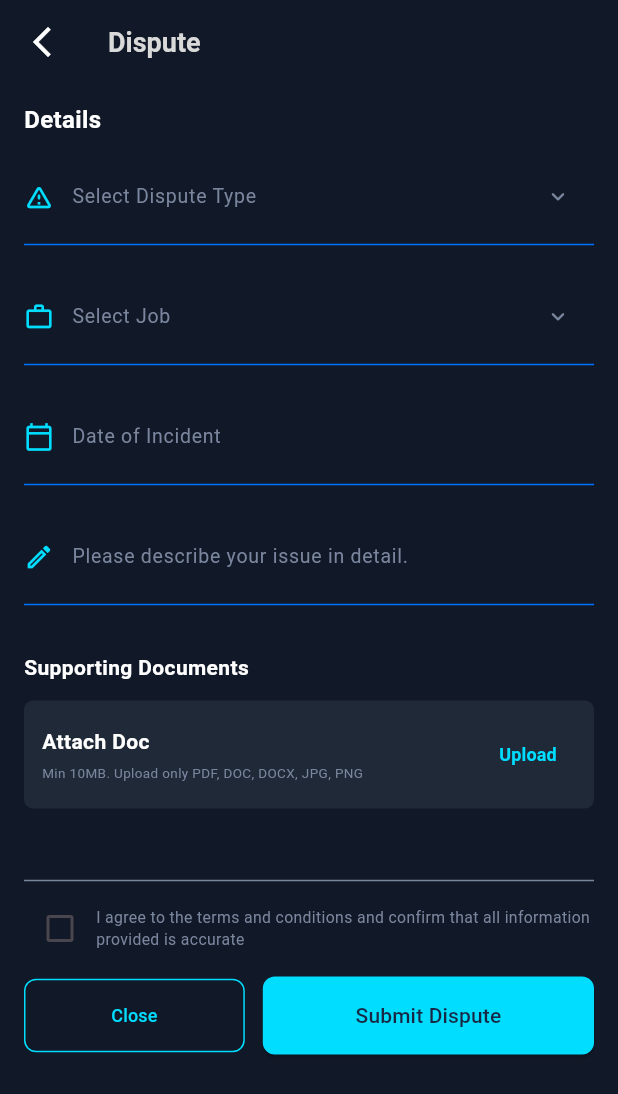
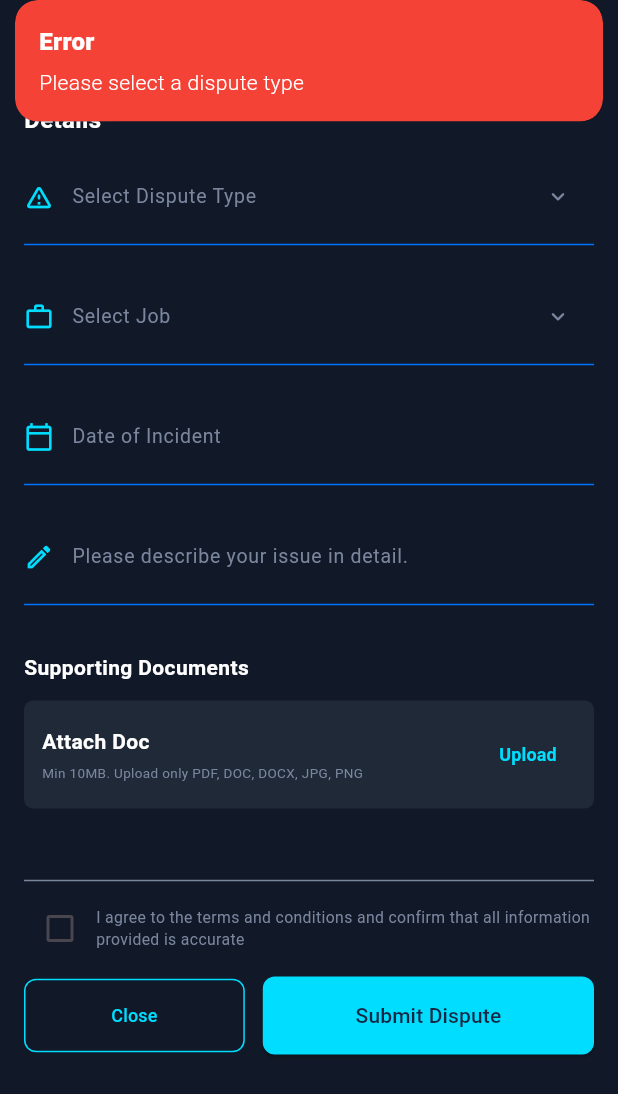
Before and after one commit to shabaanmehmood/TAC_Contractoor_App, a Flutter app: the DisputeScreen screen opened directly, after a tap on "Submit Dispute", on a phone screen of 412 x 824 dp. Shown: the top 1094 px of the screen. Run offline on Flutter 3.47's test engine with Material 3 defaults, Android fonts, the phone set to English and light mode, and no system bars; our stand-ins replace file_picker, firebase_core, firebase_messaging, flutter_local_notifications, flutter_rating_bar, flutter_svg and 12 more; missing offline and left inert: dart:ffi; accounts and stored records are empty.

Commit message:
bugs solving

```diff
--- a/lib/modules/account/components/profile/HELP AND SUPPORT/dispute.dart
+++ b/lib/modules/account/components/profile/HELP AND SUPPORT/dispute.dart
@@ -28,48 +28,77 @@ class DisputeController extends GetxController {
   final TextEditingController transactionDateController = TextEditingController();
   final TextEditingController disputeAmountController = TextEditingController();
 
+  // Validation method
+  bool validateFields() {
+    if (selectedDisputeType.value.isEmpty) {
+      Get.snackbar('Error', 'Please select a dispute type',
+          backgroundColor: Colors.red, colorText: Colors.white);
+      return false;
+    }
+    if (dateOfIncidentController.text.isEmpty) {
+      Get.snackbar('Error', 'Please enter the date of incident',
+          backgroundColor: Colors.red, colorText: Colors.white);
+      return false;
+    }
+    if (descriptionController.text.isEmpty) {
+      Get.snackbar('Error', 'Please describe your issue in detail',
+          backgroundColor: Colors.red, colorText: Colors.white);
+      return false;
+    }
+    if (selectedDisputeType.value == 'earningRelated') {
+      if (transactionIdController.text.isEmpty) {
+        Get.snackbar('Error', 'Please enter the transaction ID',
+            backgroundColor: Colors.red, colorText: Colors.white);
+        return false;
+      }
+      if (transactionDateController.text.isEmpty) {
+        Get.snackbar('Error', 'Please enter the transaction date',
+            backgroundColor: Colors.red, colorText: Colors.white);
+        return false;
+      }
+      if (disputeAmountController.text.isEmpty) {
+        Get.snackbar('Error', 'Please enter the dispute amount',
+            backgroundColor: Colors.red, colorText: Colors.white);
+        return false;
+      }
+    }
+    if (base64Images.value.isEmpty) {
+      Get.snackbar('Error', 'Please upload a supporting document',
+          backgroundColor: Colors.red, colorText: Colors.white);
+      return false;
+    }
+    if (!agreeToTerms.value) {
+      Get.snackbar('Error', 'You must agree to the terms and conditions',
+          backgroundColor: Colors.red, colorText: Colors.white);
+      return false;
+    }
+    return true;
+  }
+
   Future<void> submitDispute() async {
-    final apiService = MyApIService(); // create instance
-    try{
-      if(selectedDisputeType.value == 'jobRelated'){
+    if (!validateFields()) return;
+
+    final apiService = MyApIService();
+    try {
       final createDisputeModel = CreateDisputeModel(
-          disputeType: 'job',
+        disputeType: selectedDisputeType.value == 'jobRelated' ? 'job' : 'transaction',
         contractorId: userController.userData.value!.id!,
         dateOfIncident: dateOfIncidentController.text,
         description: descriptionController.text,
         jobId: jobId,
         supportingDocument: base64Images.value,
-          transactionId: (transactionIdController.text.isNotEmpty)
+        transactionId: transactionIdController.text.isNotEmpty
             ? transactionIdController.text
             : null,
-          transactionDate: (transactionDateController.text.isNotEmpty)
+        transactionDate: transactionDateController.text.isNotEmpty
             ? transactionDateController.text
             : null,
-          disputeAmount: (disputeAmountController.text.isNotEmpty)
+        disputeAmount: disputeAmountController.text.isNotEmpty
             ? disputeAmountController.text
             : null,
       );
-        final response = await apiService.addDispute(
-          //   jobId,
-          //   dateOfIncidentController.text,
-          //   descriptionController.text,
-          //   transactionIdController.text,
-          //   transactionDateController.text,
-          //   disputeAmountController.text,
-          //   userController.userData.value!.id!,
-          //   base64Images.value,
-          // 'job',
-          // // selectedDisputeType.value,
-          // jobId,
-          // dateOfIncidentController.text,
-          // descriptionController.text,
-          // userController.userData.value!.id!,
-          // base64Images.value,
-          // null,
-          // null,
-          // null,
-          createDisputeModel
-        );
+
+      final response = await apiService.addDispute(createDisputeModel);
       if (response.statusCode == 200) {
         debugPrint("data from API ${response.body}");
         Get.back();
@@ -77,52 +106,10 @@ class DisputeController extends GetxController {
         debugPrint("data from API ${response.body}");
         debugPrint('Error Add dispute failed: ${response.body}');
       }
-      }
-      else if (selectedDisputeType.value == 'earningRelated'){
-        final createDisputeModel = CreateDisputeModel(
-          disputeType: 'transaction',
-          contractorId: userController.userData.value!.id!,
-          dateOfIncident: dateOfIncidentController.text,
-          description: descriptionController.text,
-          jobId: jobId,
-          supportingDocument: base64Images.value,
-          transactionId: (transactionIdController.text.isNotEmpty)
-              ? transactionIdController.text
-              : null,
-          transactionDate: (transactionDateController.text.isNotEmpty)
-              ? transactionDateController.text
-              : null,
-          disputeAmount: (disputeAmountController.text.isNotEmpty)
-              ? disputeAmountController.text
-              : null,
-        );
-        final response = await apiService.addDispute(
-          // 'transaction',
-          // // selectedDisputeType.value,
-          // jobId,
-          // dateOfIncidentController.text,
-          // descriptionController.text,
-          // transactionIdController.text,
-          // transactionDateController.text,
-          // disputeAmountController.text,
-          // userController.userData.value!.id!,
-          // base64Images.value,
-          createDisputeModel
-        );
-        if (response.statusCode == 200) {
-          debugPrint("data from API ${response.body}");
-          Get.back();
-        } else {
-          debugPrint("data from API ${response.body}");
-          debugPrint('Error Add dispute failed: ${response.body}');
-        }
-      }
-    }
-    catch(e){
+    } catch (e) {
       debugPrint('Error Network error: ${e.toString()}');
     }
   }
-
 }
 
 class DisputeScreen extends StatelessWidget {
@@ -404,9 +391,7 @@ class DisputeScreen extends StatelessWidget {
                                 ),
                               ),
                               onPressed: () {
-                                if (controller.base64Images.isNotEmpty && controller.agreeToTerms.value == true) {
                                 controller.submitDispute();
-                                }
                               },
                               child: const Text('Submit Dispute',
                                   style: TextStyle(color: AppColors.kDarkBlue)),
--- a/lib/modules/home/components/search_field.dart
+++ b/lib/modules/home/components/search_field.dart
@@ -177,6 +177,12 @@ class SearchField extends StatelessWidget {
                 ),
                 borderRadius: BorderRadius.circular(10),
               ),
+              disabledBorder: OutlineInputBorder(
+                borderSide: BorderSide(
+                  color: Colors.grey,
+                ),
+                borderRadius: BorderRadius.circular(10),
+              ),
               prefixIcon: leadingIcon != null
                   ? Image.asset(
                 AppAssets.kSearch,
```
Lines whose indentation alone changed are shown as unchanged.
